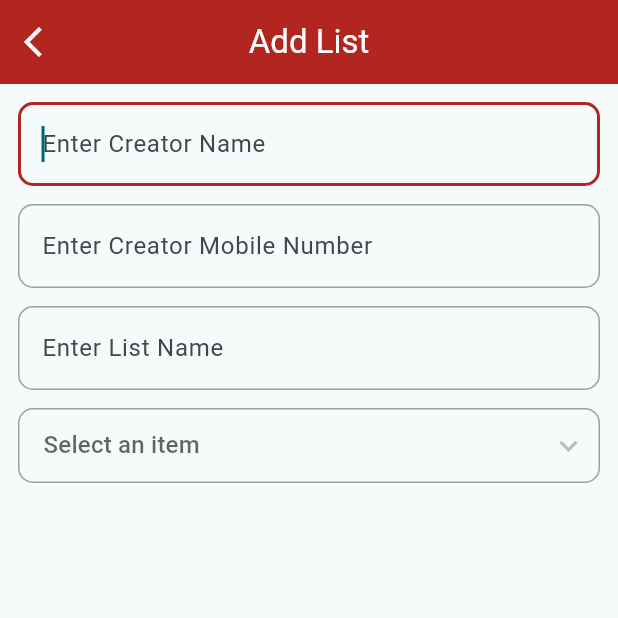
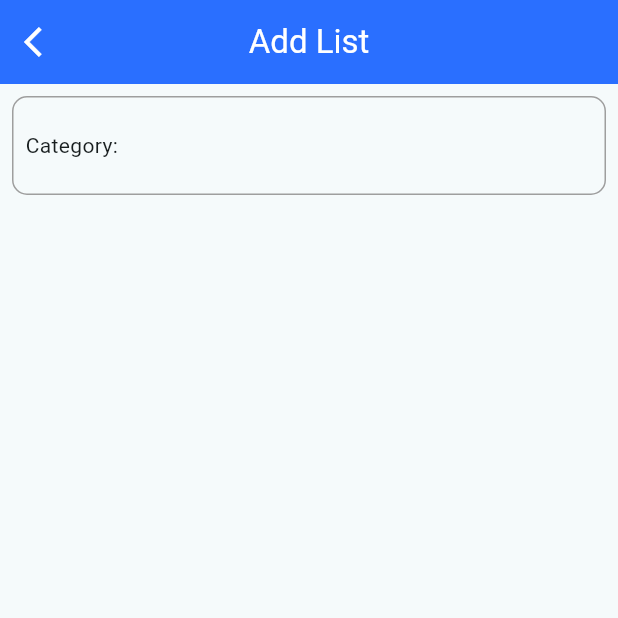
Before and after one commit to yudizhemal/first_demo_project, a Flutter app: the AddList screen opened by its route, on a phone screen of 412 x 824 dp, the top half of it. Run offline on Flutter 3.47's test engine with Material 3 defaults, Android fonts, the phone set to English and light mode, and no system bars; drawn by our look-alikes of dropdown_button2; our stand-ins replace flutter_speed_dial, get.

Commit message:
Designing UI for list page

```diff
--- a/lib/Theme/Colors.dart
+++ b/lib/Theme/Colors.dart
@@ -1,2 +1,4 @@
 import 'package:flutter/material.dart';
-const primaryColor = Color(0xffB3261F);
+const primaryColor = Color(0xff2A6FFF);
+const secondaryColor = Color(0xffF2F2F2);
+const backgroundGrey = Color(0xffF7F7FA);
--- a/lib/presentation/add-list/add_list.dart
+++ b/lib/presentation/add-list/add_list.dart
@@ -1,3 +1,4 @@
+import 'package:first_demo_project/Theme/Colors.dart';
 import 'package:first_demo_project/widgets/CustomDropdown.dart';
 
 import '/widgets/CustomAppbar.dart';
@@ -16,45 +17,33 @@ class AddList extends StatelessWidget {
         appBar: CustomAppBar(
           title: 'Add List',
         ),
-      body: Center(
-        child: Padding(
-          padding: const EdgeInsets.all(12.0),
+        body: Padding(
+          padding: EdgeInsets.all(8.0),
           child: Column(
             children: [
-              const Padding(
-                padding: EdgeInsets.only(bottom: 12),
+              Container(
+                  padding: EdgeInsets.all(8.0),
+                  decoration: BoxDecoration(
+                    border: Border.all(color: Colors.grey),
+                    borderRadius: BorderRadius.circular(10),
+                  ),
+                  child: Row(
+                    children: [
+                      const Text('Category: '),
+                      Expanded(
                         child: TextField(
-                  decoration: InputDecoration(
-                    hintText: 'Enter Creator Name',
-                  ),
-                  autofocus: true,
-                ),
-              ),
-              const Padding(
-                padding: EdgeInsets.only(bottom: 12),
-                child: TextField(
-                  decoration: InputDecoration(
-                    hintText: 'Enter Creator Mobile Number',
+                          onChanged: (value) {
+                            controller.onCategoryChange(value);
+                          },
+                          decoration: const InputDecoration(
+                            border: InputBorder.none,
                           ),
                         ),
                       ),
-              const Padding(
-                padding: EdgeInsets.only(bottom: 12),
-                child: TextField(
-                  decoration: InputDecoration(
-                    hintText: 'Enter List Name',
-                  ),
-                ),
-              ),
-              CustomDropdown(
-                items: controller.categoryList.map((e) {
-                  return DropdownItem(value: e.id, name: e.name);
-                }).toList(),
-              ),
+                    ],
+                  )),
             ],
           ),
-        ),
-      ),
-    );
+        ));
   }
 }
--- a/lib/presentation/add-list/controller/add_list_controller.dart
+++ b/lib/presentation/add-list/controller/add_list_controller.dart
@@ -1,9 +1,21 @@
+import 'package:first_demo_project/presentation/add-list/models/listItem_model.dart';
 import 'package:first_demo_project/presentation/home/controller/home_controller.dart';
 import 'package:get/get.dart';
+import 'package:uuid/uuid.dart';
 
 class AddListController extends GetxController {
+  final Uuid uuid = const Uuid();
   late HomeController homeController;
   late List categoryList;
+  var listItem = <ListItemModel>[];
+  var creatorName = '';
+  var creatorMobileNumber = '';
+  var listName = '';
+  var categoryId = '';
+  var isListAdded = false;
+  var item = '';
+  var quantity = '';
+  var unit = '';
 
   @override
   void onInit() {
@@ -11,4 +23,34 @@ class AddListController extends GetxController {
     categoryList = homeController.categoryList.toList();
     super.onInit();
   }
+
+  void onCategoryChange(String value) {
+    categoryId = value;
+  }
+
+  void onCreatorNameChange(String value) {
+    creatorName = value;
+  }
+
+  void onCreatorMobileNumberChange(String value) {
+    creatorMobileNumber = value;
+  }
+
+  void onListNameChange(String value) {
+    listName = value;
+  }
+
+  void addListItem() {
+    final id = uuid.v4();
+    listItem
+        .add(ListItemModel(id: id, item: item, quantity: quantity, unit: unit));
+  }
+
+  void cancelAddList() {
+    creatorName = '';
+    creatorMobileNumber = '';
+    listName = '';
+    categoryId = '';
+    listItem = [];
+  }
 }
--- /dev/null
+++ b/lib/presentation/add-list/models/listItem_model.dart
@@ -0,0 +1,9 @@
+class ListItemModel {
+  final String id;
+  final String item;
+  final String quantity;
+  final String unit;
+
+  ListItemModel(
+      {required this.id, required this.item, required this.quantity, required this.unit});
+}
```
Also changed, not shown: lib/main.dart (+20 -11 lines), lib/widgets/CustomDropdown.dart (+52 -10 lines), lib/presentation/home/home_screen.dart (indentation only). Lines whose indentation alone changed are shown as unchanged.
